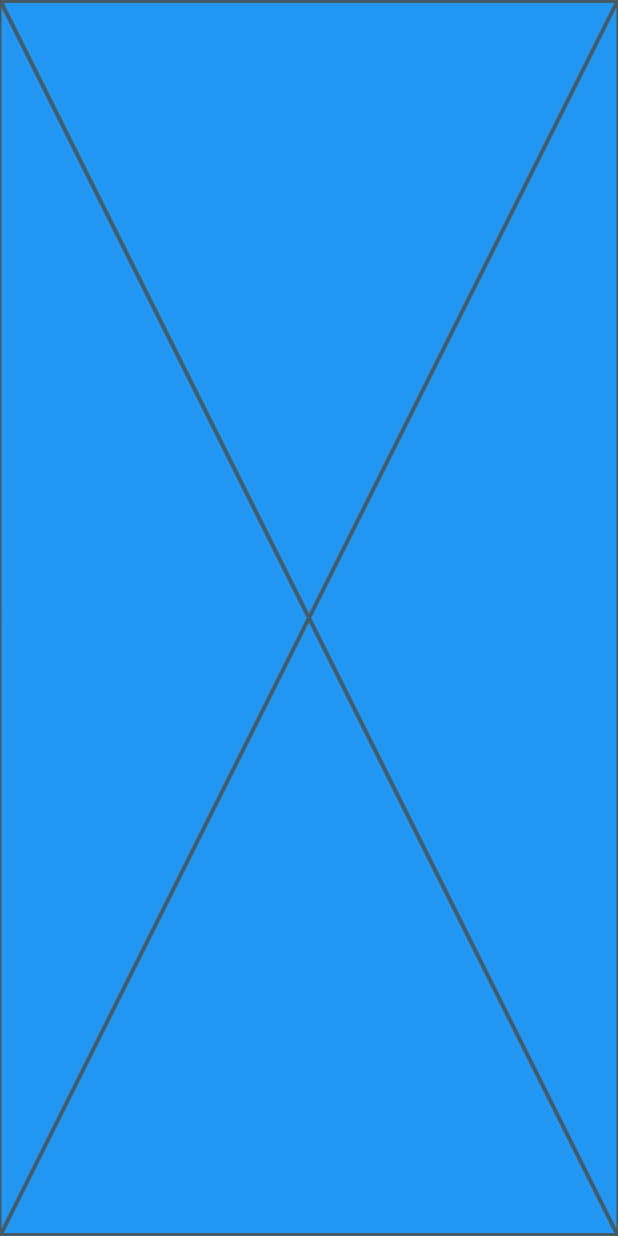
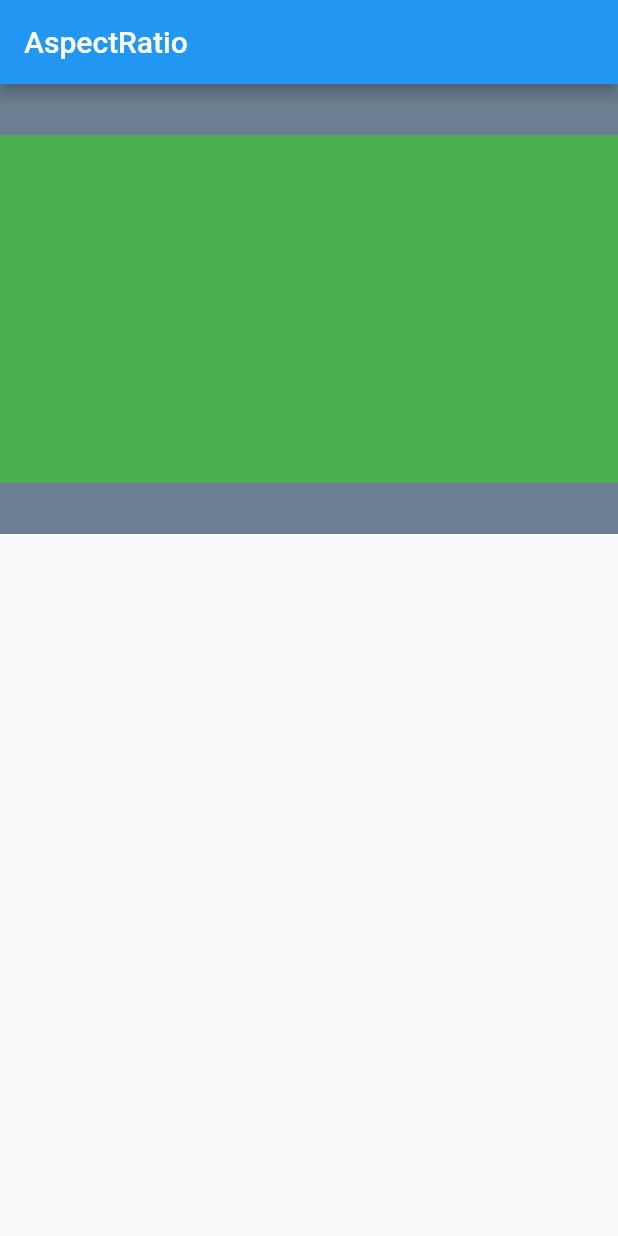
Before and after one commit to isavtars/responsiveflutter, a Flutter app: the screen it shows after launch, on a phone screen of 412 x 824 dp. Run offline on Flutter 3.47's test engine with Material 2 defaults, Android fonts, the phone set to English and light mode, and no system bars.

```diff
--- a/lib/main.dart
+++ b/lib/main.dart
@@ -1,7 +1,7 @@
 import 'package:flutter/material.dart';
 
 /// //Creating a responsive Flutter app
-/// Scales and positions its child within itself according to fit.
+/// A widget that attempts to size the child to a specific aspect ratio.
 
 void main() => runApp(const LayoutBuilderExampleApp());
 
@@ -12,27 +12,35 @@ class LayoutBuilderExampleApp extends StatelessWidget {
   Widget build(BuildContext context) {
     return const MaterialApp(
       debugShowCheckedModeBanner: false,
-      home:  FittedBoxExample(),
+      home: AspectRatioExample(),
     );
   }
 }
 
-/// FittedBoxExample
-
-class FittedBoxExample extends StatelessWidget {
-  const FittedBoxExample({super.key});
+///AspectRatio
+class AspectRatioExample extends StatelessWidget {
+  const AspectRatioExample({super.key});
 
   @override
   Widget build(BuildContext context) {
-    return Container(
-      height: 400,
-      width: 300,
-      color: Colors.blue,
-      child: const FittedBox(
-        // TRY THIS: Try changing the fit types to see how they change the way
-        // the placeholder fits into the container.
-        fit: BoxFit.fill,
-        child: Placeholder(),
+    return Scaffold(
+      appBar: AppBar(
+        title: const Text('AspectRatio'),
+      ),
+      body: Column(
+        children: [
+          Container(
+            color: const Color.fromARGB(255, 106, 127, 145),
+            alignment: Alignment.center,
+            height: 300,
+            child: AspectRatio(
+              aspectRatio: 16 / 9,
+              child: Container(
+                color: Colors.green,
+              ),
+            ),
+          ),
+        ],
       ),
     );
   }
```
